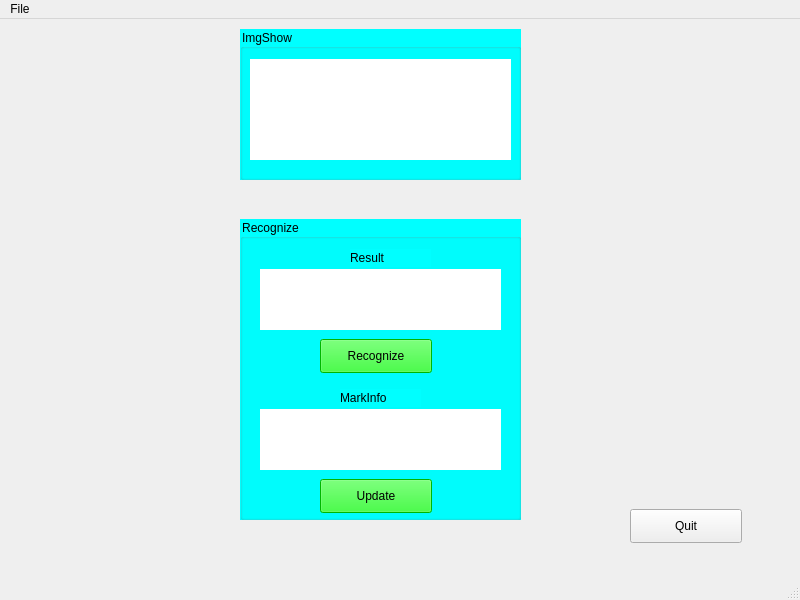
Before: the Qt Designer form CAPTCHA.ui in babopo/CAPTCHArecognizer, drawn with Qt 5.
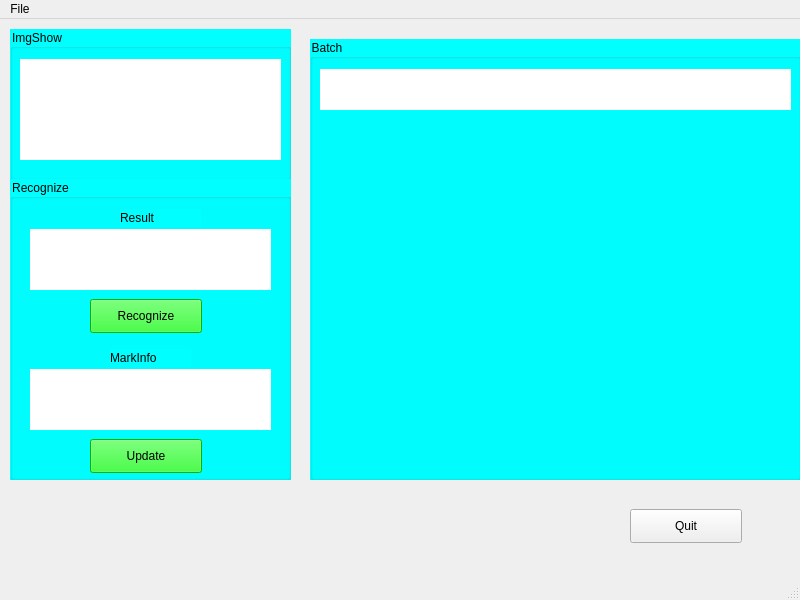
After: the same form once the commit is applied.

Commit message: batch init

Patch:
```diff
--- a/CAPTCHA.ui
+++ b/CAPTCHA.ui
@@ -33,7 +33,7 @@
    <widget class="QGroupBox" name="ImgShow">
     <property name="geometry">
      <rect>
-      <x>240</x>
+      <x>10</x>
       <y>10</y>
       <width>281</width>
       <height>151</height>
@@ -65,8 +65,8 @@
    <widget class="QGroupBox" name="REC">
     <property name="geometry">
      <rect>
-      <x>240</x>
-      <y>200</y>
+      <x>10</x>
+      <y>160</y>
       <width>281</width>
       <height>301</height>
      </rect>
@@ -171,6 +171,38 @@
      </property>
     </widget>
    </widget>
+   <widget class="QGroupBox" name="Batchbox">
+    <property name="geometry">
+     <rect>
+      <x>310</x>
+      <y>20</y>
+      <width>491</width>
+      <height>441</height>
+     </rect>
+    </property>
+    <property name="styleSheet">
+     <string notr="true">background-color: rgb(0, 255, 255);</string>
+    </property>
+    <property name="title">
+     <string>Batch</string>
+    </property>
+    <widget class="QLabel" name="dirpath">
+     <property name="geometry">
+      <rect>
+       <x>10</x>
+       <y>30</y>
+       <width>471</width>
+       <height>41</height>
+      </rect>
+     </property>
+     <property name="styleSheet">
+      <string notr="true">background-color: rgb(255, 255, 255);</string>
+     </property>
+     <property name="text">
+      <string/>
+     </property>
+    </widget>
+   </widget>
   </widget>
   <widget class="QMenuBar" name="menubar">
    <property name="geometry">
```
Left out of the diff: 22 changed lines with no effect on the pictures. The commit also changes 2 other files.
